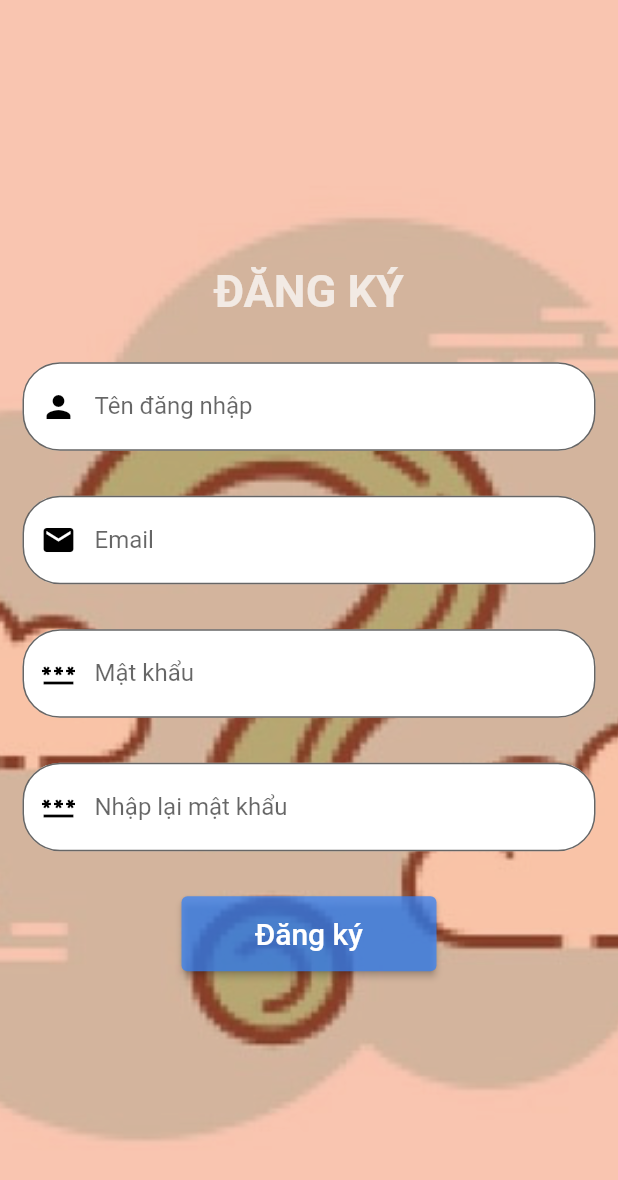
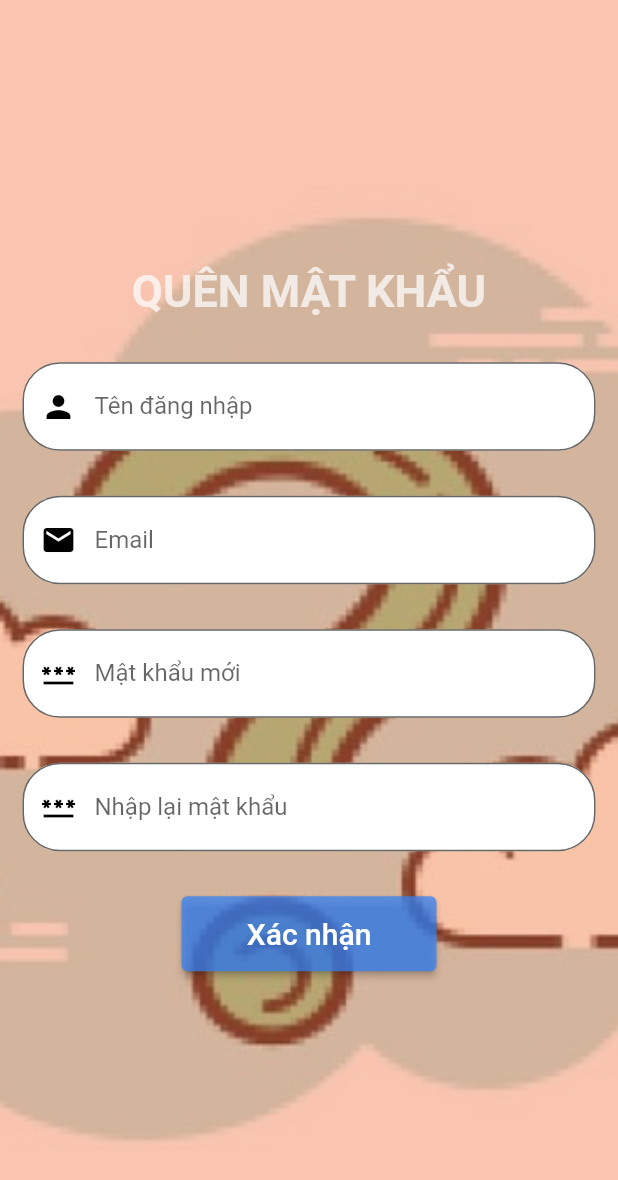
Before and after one commit to Got-The-Runs/DALTDD, a Flutter app: the screen it shows after launch, on a phone screen of 412 x 824 dp. Shown: the top 1180 px of the screen. Run offline on Flutter 3.47's test engine with Material 2 defaults, Android fonts, the phone set to English and light mode, and no system bars; missing offline and left inert: dart:ffi.

Commit message:
Thêm Quên mật khẩu

```diff
--- a/lord_of_quizzs/lib/main.dart
+++ b/lord_of_quizzs/lib/main.dart
@@ -1,5 +1,6 @@
 import 'package:flutter/material.dart';
 import 'package:lord_of_quizzs/dang_ky.dart';
+import 'package:lord_of_quizzs/quen_mat_khau.dart';
 void main() {
   runApp(const MyApp());
 }
@@ -20,7 +21,7 @@ class MyApp extends StatelessWidget {
               fit: BoxFit.cover
             ),
           ),
-          child: DangKi(),
+          child: QuenMatKhau(),
         ),
       )
     );
--- /dev/null
+++ b/lord_of_quizzs/lib/quen_mat_khau.dart
@@ -0,0 +1,111 @@
+import 'dart:ffi';
+import 'dart:ui';
+
+import 'package:flutter/cupertino.dart';
+import 'package:flutter/material.dart';
+
+class QuenMatKhau extends StatefulWidget{
+  @override
+  State<StatefulWidget> createState() {
+    // TODO: implement createState
+    return QuenMatKhauState();
+  }
+}
+
+class QuenMatKhauState extends State<QuenMatKhau> {
+  @override
+  Widget build(BuildContext context) {
+    return Scaffold(
+      backgroundColor: Color.fromARGB(95, 240, 98, 42),
+      body: Column(
+        mainAxisAlignment: MainAxisAlignment.center,
+          children: [
+            Container(
+              padding: const EdgeInsets.all(15),
+              child: const Text('QUÊN MẬT KHẨU',style: TextStyle(fontSize: 30,
+              color: Color.fromARGB(195, 252, 251, 250),
+              fontWeight: FontWeight.bold ),
+              ),
+            ),
+            Container(
+            padding: const EdgeInsets.all(15),
+            child: TextField(
+              decoration: InputDecoration(
+                  filled: true,
+                  fillColor: Colors.white,
+                  labelText: 'Tên đăng nhập',
+                  floatingLabelBehavior: FloatingLabelBehavior.never,
+                  border: OutlineInputBorder(
+                  borderRadius: BorderRadius.circular(25),
+                  ),
+                  prefixIcon:const Icon(Icons.person,color: Colors.black),
+              ),
+            )
+          ),
+          Container(
+            padding: const EdgeInsets.all(15),
+            child:  TextField(
+                keyboardType: TextInputType.emailAddress,
+                decoration: InputDecoration(
+                  filled: true,
+                  fillColor: Colors.white,
+                  labelText: 'Email',
+                  floatingLabelBehavior: FloatingLabelBehavior.never,
+                  border: OutlineInputBorder(
+                  borderRadius: BorderRadius.circular(25),
+                  ),
+                  prefixIcon:const Icon(Icons.email,color: Colors.black),
+                ),
+            ),
+          ),
+          Container(
+            padding: const EdgeInsets.all(15),
+            child: TextField(
+              obscureText: true,
+              decoration: InputDecoration(
+                filled: true,
+                fillColor: Colors.white,
+                labelText: 'Mật khẩu mới',
+                floatingLabelBehavior: FloatingLabelBehavior.never,
+                border: OutlineInputBorder(
+                   borderRadius: BorderRadius.circular(25),
+                ),
+                prefixIcon:const Icon(Icons.password,color: Colors.black),
+              ),
+            )
+          ),
+          Container(
+            padding: const EdgeInsets.all(15),
+            child:  TextField(
+              obscureText: true,
+              decoration: InputDecoration(
+                filled: true,
+                fillColor: Colors.white,
+                labelText: 'Nhập lại mật khẩu',
+                floatingLabelBehavior: FloatingLabelBehavior.never,
+                border: OutlineInputBorder(
+                   borderRadius: BorderRadius.circular(25),
+                ),
+                prefixIcon:const Icon(Icons.password,color: Colors.black),
+              ),
+            ),
+          ),
+          Container(
+            padding: const EdgeInsets.all(15),
+            width: 200,
+            height: 80,
+            child: ElevatedButton(
+                onPressed: (){},
+                child: const Text('Xác nhận',
+                style: TextStyle(fontSize: 20),
+                ),
+                style: ButtonStyle(
+                  backgroundColor: MaterialStateProperty.all(Color.fromARGB(188, 51, 129, 247)),
+                ),
+              ),
+            ),
+          ],
+        )
+      );
+  }
+}
```
